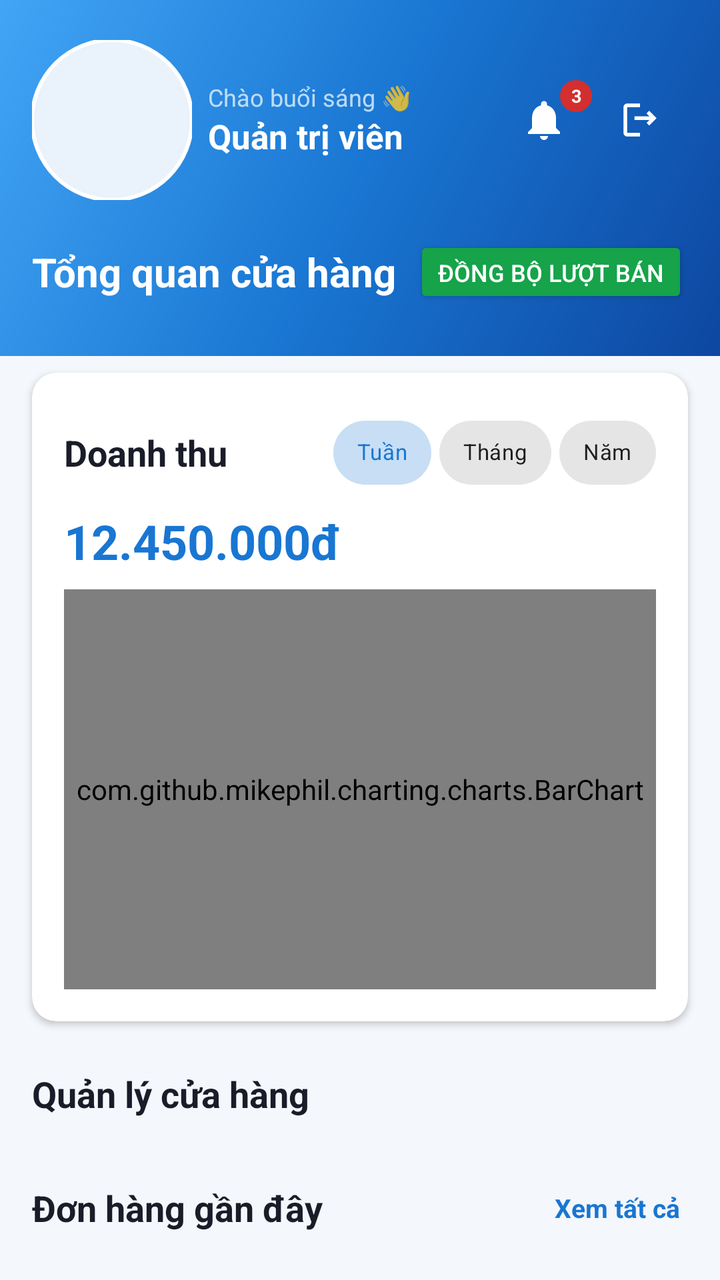
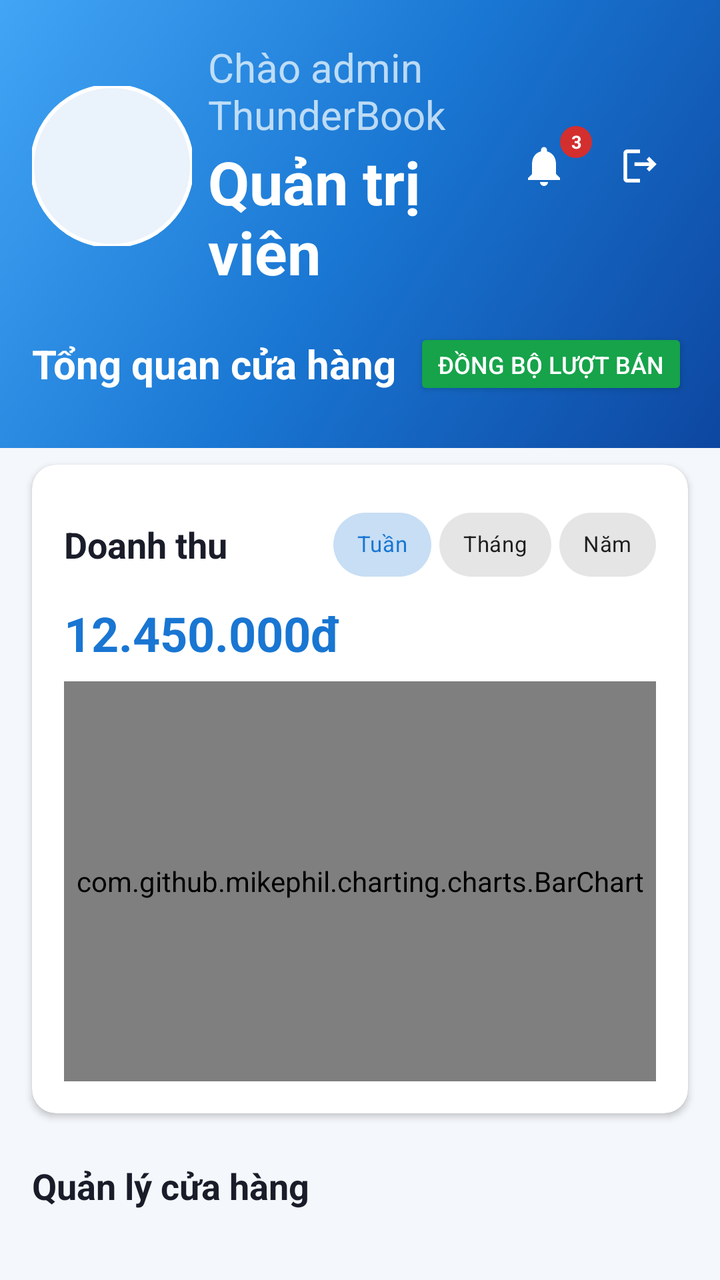

Compare the two renders of this Android layout. The source of the first and the diff that turns it into the second are given below.
<!-- AndroidManifest.xml: application theme Theme.BookApp -->
<!-- res/layout/admin_activity_admin_dashboard.xml -->
<?xml version="1.0" encoding="utf-8"?>
<androidx.coordinatorlayout.widget.CoordinatorLayout
    xmlns:android="http://schemas.android.com/apk/res/android"
    xmlns:app="http://schemas.android.com/apk/res-auto"
    xmlns:tools="http://schemas.android.com/tools"
    android:id="@+id/cl_root"
    android:layout_width="match_parent"
    android:layout_height="match_parent"
    android:background="@color/background">

    
    <com.google.android.material.appbar.AppBarLayout
        android:id="@+id/ab_header"
        android:layout_width="match_parent"
        android:layout_height="wrap_content"
        android:background="@drawable/bg_gradient_header"
        app:elevation="0dp">

        <LinearLayout
            android:layout_width="match_parent"
            android:layout_height="wrap_content"
            android:orientation="vertical"
            android:paddingTop="20dp"
            android:paddingBottom="24dp"
            android:paddingHorizontal="@dimen/spacing_md"
            app:layout_scrollFlags="scroll|enterAlways">

            <LinearLayout
                android:layout_width="match_parent"
                android:layout_height="wrap_content"
                android:gravity="center_vertical"
                android:orientation="horizontal">

                <com.google.android.material.imageview.ShapeableImageView
                    android:id="@+id/iv_detail_avatar"
                    android:layout_width="80dp"
                    android:layout_height="80dp"
                    android:src="@drawable/bg_thumbnail_placeholder"
                    android:scaleType="centerCrop"
                    app:strokeColor="@color/white"
                    app:strokeWidth="2dp"
                    app:shapeAppearanceOverlay="@style/CircleImageViewStyle" />

                <LinearLayout
                    android:layout_width="0dp"
                    android:layout_height="wrap_content"
                    android:layout_marginStart="@dimen/spacing_sm"
                    android:layout_weight="1"
                    android:orientation="vertical">

                    <TextView
                        android:id="@+id/tv_greeting"
                        android:layout_width="wrap_content"
                        android:layout_height="wrap_content"
                        android:text="Chào buổi sáng 👋"
                        android:textColor="#CCE3F2FD"
                        android:textSize="12sp" />

                    <TextView
                        android:id="@+id/tv_admin_name"
                        android:layout_width="wrap_content"
                        android:layout_height="wrap_content"
                        android:text="Quản trị viên"
                        android:textColor="@color/white"
                        android:textSize="17sp"
                        android:textStyle="bold" />
                </LinearLayout>

                <FrameLayout
                    android:id="@+id/fl_notification"
                    android:layout_width="@dimen/touch_target_min"
                    android:layout_height="@dimen/touch_target_min"
                    android:background="?attr/selectableItemBackgroundBorderless">

                    <ImageView
                        android:layout_width="24dp"
                        android:layout_height="24dp"
                        android:layout_gravity="center"
                        android:src="@drawable/ic_notification"
                        app:tint="@color/white" />

                    <TextView
                        android:id="@+id/tv_notification_badge"
                        android:layout_width="16dp"
                        android:layout_height="16dp"
                        android:layout_gravity="top|end"
                        android:layout_marginTop="4dp"
                        android:background="@drawable/bg_badge_count"
                        android:gravity="center"
                        android:text="3"
                        android:textColor="@color/white"
                        android:textSize="9sp"
                        android:textStyle="bold" />
                </FrameLayout>

                <FrameLayout
                    android:id="@+id/fl_logout"
                    android:layout_width="@dimen/touch_target_min"
                    android:layout_height="@dimen/touch_target_min"
                    android:background="?attr/selectableItemBackgroundBorderless">

                    <ImageView
                        android:layout_width="22dp"
                        android:layout_height="22dp"
                        android:layout_gravity="center"
                        android:src="@drawable/ic_logout"
                        app:tint="@color/white" />
                </FrameLayout>
            </LinearLayout>

            <LinearLayout
                android:layout_width="match_parent"
                android:layout_height="wrap_content"
                android:layout_marginTop="18dp"
                android:gravity="center_vertical"
                android:orientation="horizontal">
                
                <TextView
                    android:id="@+id/tv_header_title"
                    android:layout_width="0dp"
                    android:layout_height="wrap_content"
                    android:layout_weight="1"
                    android:text="Tổng quan cửa hàng"
                    android:textColor="@color/white"
                    android:textSize="20sp"
                    android:textStyle="bold" />

                
                <Button
                    android:id="@+id/btn_sync_sold_count"
                    android:layout_width="wrap_content"
                    android:layout_height="36dp"
                    android:text="Đồng Bộ Lượt Bán"
                    android:textSize="12sp"
                    app:backgroundTint="@color/status_success"
                    android:textColor="@color/white" />
            </LinearLayout>
        </LinearLayout>
    </com.google.android.material.appbar.AppBarLayout>

    
    <androidx.core.widget.NestedScrollView
        android:id="@+id/nsv_content"
        android:layout_width="match_parent"
        android:layout_height="match_parent"
        android:clipToPadding="false"
        android:overScrollMode="never"
        android:paddingBottom="@dimen/spacing_lg"
        app:layout_behavior="@string/appbar_scrolling_view_behavior">

        <LinearLayout
            android:layout_width="match_parent"
            android:layout_height="wrap_content"
            android:orientation="vertical">

            
            <androidx.recyclerview.widget.RecyclerView
                android:id="@+id/rv_stat_cards"
                android:layout_width="match_parent"
                android:layout_height="wrap_content"
                android:layout_marginTop="-16dp"
                android:clipToPadding="false"
                android:orientation="horizontal"
                android:paddingHorizontal="@dimen/spacing_md"
                android:paddingVertical="@dimen/spacing_xs"
                android:scrollbars="none"
                app:layoutManager="androidx.recyclerview.widget.LinearLayoutManager"
                tools:listitem="@layout/admin_item_dashboard_stat" />

            
            <androidx.cardview.widget.CardView
                android:layout_width="match_parent"
                android:layout_height="wrap_content"
                android:layout_marginHorizontal="@dimen/spacing_md"
                android:layout_marginTop="@dimen/spacing_md"
                app:cardCornerRadius="@dimen/radius_md"
                app:cardElevation="@dimen/elevation_card"
                app:cardBackgroundColor="@color/surface">

                <LinearLayout
                    android:layout_width="match_parent"
                    android:layout_height="wrap_content"
                    android:orientation="vertical"
                    android:padding="@dimen/spacing_md">

                    <LinearLayout
                        android:layout_width="match_parent"
                        android:layout_height="wrap_content"
                        android:gravity="center_vertical"
                        android:orientation="horizontal">

                        <TextView
                            android:layout_width="0dp"
                            android:layout_height="wrap_content"
                            android:layout_weight="1"
                            android:text="Doanh thu"
                            style="@style/Text.Heading2" />

                        <com.google.android.material.chip.ChipGroup
                            android:id="@+id/cg_revenue_filter"
                            android:layout_width="wrap_content"
                            android:layout_height="wrap_content"
                            app:singleSelection="true"
                            app:chipSpacingHorizontal="4dp">

                            <com.google.android.material.chip.Chip
                                android:id="@+id/chip_week"
                                style="@style/Widget.MaterialComponents.Chip.Choice"
                                android:layout_width="wrap_content"
                                android:layout_height="wrap_content"
                                android:checked="true"
                                android:text="Tuần"
                                android:textSize="11sp" />

                            <com.google.android.material.chip.Chip
                                android:id="@+id/chip_month"
                                style="@style/Widget.MaterialComponents.Chip.Choice"
                                android:layout_width="wrap_content"
                                android:layout_height="wrap_content"
                                android:text="Tháng"
                                android:textSize="11sp" />

                            <com.google.android.material.chip.Chip
                                android:id="@+id/chip_year"
                                style="@style/Widget.MaterialComponents.Chip.Choice"
                                android:layout_width="wrap_content"
                                android:layout_height="wrap_content"
                                android:text="Năm"
                                android:textSize="11sp" />
                        </com.google.android.material.chip.ChipGroup>
                    </LinearLayout>

                    <TextView
                        android:id="@+id/tv_revenue_total"
                        android:layout_width="wrap_content"
                        android:layout_height="wrap_content"
                        android:layout_marginTop="@dimen/spacing_xxs"
                        android:text="12.450.000đ"
                        android:textColor="@color/primary"
                        android:textSize="24sp"
                        android:textStyle="bold" />

                    
                    <com.github.mikephil.charting.charts.BarChart
                        android:id="@+id/chart_revenue"
                        android:layout_width="match_parent"
                        android:layout_height="200dp"
                        android:layout_marginTop="@dimen/spacing_sm" />
                </LinearLayout>
            </androidx.cardview.widget.CardView>

            
            <TextView
                android:layout_width="wrap_content"
                android:layout_height="wrap_content"
                android:layout_marginStart="@dimen/spacing_md"
                android:layout_marginTop="@dimen/spacing_lg"
                android:text="Quản lý cửa hàng"
                style="@style/Text.Heading2" />

            
            <androidx.recyclerview.widget.RecyclerView
                android:id="@+id/rv_management_grid"
                android:layout_width="match_parent"
                android:layout_height="wrap_content"
                android:layout_marginTop="@dimen/spacing_sm"
                android:nestedScrollingEnabled="false"
                android:overScrollMode="never"
                android:paddingHorizontal="@dimen/spacing_sm"
                app:layoutManager="androidx.recyclerview.widget.GridLayoutManager"
                app:spanCount="3"
                tools:listitem="@layout/admin_item_dashboard_menu" />

            
            <LinearLayout
                android:layout_width="match_parent"
                android:layout_height="wrap_content"
                android:layout_marginTop="@dimen/spacing_lg"
                android:gravity="center_vertical"
                android:orientation="horizontal"
                android:paddingHorizontal="@dimen/spacing_md">

                <TextView
                    android:layout_width="0dp"
                    android:layout_height="wrap_content"
                    android:layout_weight="1"
                    android:text="Đơn hàng gần đây"
                    style="@style/Text.Heading2" />

                <TextView
                    android:id="@+id/tv_view_all_orders"
                    android:layout_width="wrap_content"
                    android:layout_height="wrap_content"
                    android:background="?attr/selectableItemBackground"
                    android:padding="@dimen/spacing_xxs"
                    android:text="Xem tất cả"
                    android:textColor="@color/primary"
                    android:textSize="13sp"
                    android:textStyle="bold" />
            </LinearLayout>

            <androidx.recyclerview.widget.RecyclerView
                android:id="@+id/rv_recent_orders"
                android:layout_width="match_parent"
                android:layout_height="wrap_content"
                android:layout_marginTop="@dimen/spacing_xs"
                android:nestedScrollingEnabled="false"
                android:overScrollMode="never"
                android:paddingHorizontal="@dimen/spacing_md"
                app:layoutManager="androidx.recyclerview.widget.LinearLayoutManager"
                tools:listitem="@layout/admin_item_admin_order_mini" />

            
            <TextView
                android:layout_width="wrap_content"
                android:layout_height="wrap_content"
                android:layout_marginStart="@dimen/spacing_md"
                android:layout_marginTop="@dimen/spacing_lg"
                android:text="Top sách bán chạy"
                style="@style/Text.Heading2" />

            <androidx.recyclerview.widget.RecyclerView
                android:id="@+id/rv_top_books"
                android:layout_width="match_parent"
                android:layout_height="wrap_content"
                android:layout_marginTop="@dimen/spacing_xs"
                android:clipToPadding="false"
                android:orientation="horizontal"
                android:paddingHorizontal="@dimen/spacing_md"
                android:scrollbars="none"
                app:layoutManager="androidx.recyclerview.widget.LinearLayoutManager"
                tools:listitem="@layout/admin_item_top_book" />

        </LinearLayout>
    </androidx.core.widget.NestedScrollView>

</androidx.coordinatorlayout.widget.CoordinatorLayout>
<!-- res/layout/admin_item_dashboard_stat.xml (included above) -->
<?xml version="1.0" encoding="utf-8"?>
<androidx.cardview.widget.CardView xmlns:android="http://schemas.android.com/apk/res/android"
    xmlns:app="http://schemas.android.com/apk/res-auto"
    android:layout_width="150dp"
    android:layout_height="wrap_content"
    android:layout_marginEnd="@dimen/spacing_sm"
    app:cardBackgroundColor="@color/surface"
    app:cardCornerRadius="@dimen/radius_md"
    app:cardElevation="@dimen/elevation_card">

    <LinearLayout
        android:layout_width="match_parent"
        android:layout_height="wrap_content"
        android:orientation="vertical"
        android:padding="@dimen/spacing_sm">

        <FrameLayout
            android:layout_width="40dp"
            android:layout_height="40dp"
            android:background="@drawable/bg_stat_icon_circle">

            <ImageView
                android:id="@+id/iv_stat_icon"
                android:layout_width="20dp"
                android:layout_height="20dp"
                android:layout_gravity="center"
                android:src="@drawable/ic_revenue" />
        </FrameLayout>

        <TextView
            android:id="@+id/tv_stat_value"
            android:layout_width="wrap_content"
            android:layout_height="wrap_content"
            android:layout_marginTop="@dimen/spacing_xs"
            android:text="12.4M"
            android:textColor="@color/text_primary"
            android:textSize="18sp"
            android:textStyle="bold" />

        <TextView
            android:id="@+id/tv_stat_label"
            android:layout_width="wrap_content"
            android:layout_height="wrap_content"
            android:text="Doanh thu tháng"
            android:textColor="@color/text_secondary"
            android:textSize="11sp" />

        <LinearLayout
            android:layout_width="wrap_content"
            android:layout_height="wrap_content"
            android:layout_marginTop="2dp"
            android:gravity="center_vertical"
            android:orientation="horizontal">

            <TextView
                android:id="@+id/tv_stat_growth"
                android:layout_width="wrap_content"
                android:layout_height="wrap_content"
                android:text="▲ 12.5%"
                android:textColor="@color/success"
                android:textSize="11sp"
                android:textStyle="bold" />
        </LinearLayout>
    </LinearLayout>
</androidx.cardview.widget.CardView>
<!-- res/layout/admin_item_dashboard_menu.xml (included above) -->
<?xml version="1.0" encoding="utf-8"?>
<LinearLayout xmlns:android="http://schemas.android.com/apk/res/android"
    android:id="@+id/ll_menu_item"
    android:layout_width="match_parent"
    android:layout_height="wrap_content"
    android:layout_margin="@dimen/spacing_xs"
    android:background="@drawable/ripple_item"
    android:clickable="true"
    android:focusable="true"
    android:gravity="center"
    android:orientation="vertical"
    android:paddingVertical="@dimen/spacing_sm">

    <FrameLayout
        android:layout_width="52dp"
        android:layout_height="52dp"
        android:background="@drawable/bg_stat_icon_circle">

        <ImageView
            android:id="@+id/iv_menu_icon"
            android:layout_width="24dp"
            android:layout_height="24dp"
            android:layout_gravity="center"
            android:src="@drawable/ic_book"
            app:tint="@color/primary"
            xmlns:app="http://schemas.android.com/apk/res-auto" />
    </FrameLayout>

    <TextView
        android:id="@+id/tv_menu_label"
        android:layout_width="wrap_content"
        android:layout_height="wrap_content"
        android:layout_marginTop="@dimen/spacing_xxs"
        android:gravity="center"
        android:text="Quản lý sách"
        android:textColor="@color/text_primary"
        android:textSize="12sp" />
</LinearLayout>
<!-- res/layout/admin_item_admin_order_mini.xml (included above) -->
<?xml version="1.0" encoding="utf-8"?>
<LinearLayout xmlns:android="http://schemas.android.com/apk/res/android"
    android:id="@+id/ll_order_mini"
    android:layout_width="match_parent"
    android:layout_height="wrap_content"
    android:layout_marginBottom="@dimen/spacing_xs"
    android:background="@drawable/bg_rounded_card"
    android:clickable="true"
    android:focusable="true"
    android:foreground="?attr/selectableItemBackground"
    android:gravity="center_vertical"
    android:orientation="horizontal"
    android:padding="@dimen/spacing_sm">

    <FrameLayout
        android:layout_width="40dp"
        android:layout_height="40dp"
        android:background="@drawable/bg_stat_icon_circle">

        <ImageView
            android:layout_width="18dp"
            android:layout_height="18dp"
            android:layout_gravity="center"
            android:src="@drawable/ic_order"
            xmlns:app="http://schemas.android.com/apk/res-auto"
            app:tint="@color/primary" />
    </FrameLayout>

    <LinearLayout
        android:layout_width="0dp"
        android:layout_height="wrap_content"
        android:layout_marginStart="@dimen/spacing_sm"
        android:layout_weight="1"
        android:orientation="vertical">

        <TextView
            android:id="@+id/tv_order_code"
            android:layout_width="wrap_content"
            android:layout_height="wrap_content"
            android:text="#DH00231"
            android:textColor="@color/text_primary"
            android:textSize="14sp"
            android:textStyle="bold" />

        <TextView
            android:id="@+id/tv_order_customer"
            android:layout_width="wrap_content"
            android:layout_height="wrap_content"
            android:text="Nguyễn Văn A · 2 sản phẩm"
            android:textColor="@color/text_secondary"
            android:textSize="12sp" />
    </LinearLayout>

    <LinearLayout
        android:layout_width="wrap_content"
        android:layout_height="wrap_content"
        android:gravity="end"
        android:orientation="vertical">

        <TextView
            android:id="@+id/tv_order_total"
            android:layout_width="wrap_content"
            android:layout_height="wrap_content"
            android:text="245.000đ"
            android:textColor="@color/text_primary"
            android:textSize="13sp"
            android:textStyle="bold" />

        <TextView
            android:id="@+id/tv_order_status"
            android:layout_width="wrap_content"
            android:layout_height="wrap_content"
            android:layout_marginTop="2dp"
            android:background="@drawable/bg_pill_warning"
            android:paddingHorizontal="8dp"
            android:paddingVertical="2dp"
            android:text="Chờ xử lý"
            android:textColor="@color/warning"
            android:textSize="10sp"
            android:textStyle="bold" />
    </LinearLayout>
</LinearLayout>
<!-- res/layout/admin_item_top_book.xml (included above) -->
<?xml version="1.0" encoding="utf-8"?>
<LinearLayout xmlns:android="http://schemas.android.com/apk/res/android"
    android:layout_width="120dp"
    android:layout_height="wrap_content"
    android:layout_marginEnd="@dimen/spacing_sm"
    android:background="@drawable/ripple_item"
    android:clickable="true"
    android:focusable="true"
    android:orientation="vertical">

    <FrameLayout
        android:layout_width="match_parent"
        android:layout_height="130dp">

        <ImageView
            android:id="@+id/iv_top_book_cover"
            android:layout_width="match_parent"
            android:layout_height="match_parent"
            android:background="@drawable/bg_thumbnail_placeholder"
            android:scaleType="centerCrop" />

        <TextView
            android:id="@+id/tv_top_book_rank"
            android:layout_width="24dp"
            android:layout_height="24dp"
            android:layout_gravity="top|start"
            android:layout_margin="4dp"
            android:background="@drawable/bg_badge_count"
            android:backgroundTint="@color/primary_dark"
            android:gravity="center"
            android:text="1"
            android:textColor="@color/white"
            android:textSize="11sp"
            android:textStyle="bold" />
    </FrameLayout>

    <TextView
        android:id="@+id/tv_top_book_title"
        android:layout_width="match_parent"
        android:layout_height="wrap_content"
        android:layout_marginTop="4dp"
        android:ellipsize="end"
        android:maxLines="2"
        android:text="Nhà Giả Kim"
        android:textColor="@color/text_primary"
        android:textSize="12sp"
        android:textStyle="bold" />

    <TextView
        android:id="@+id/tv_top_book_sold"
        android:layout_width="wrap_content"
        android:layout_height="wrap_content"
        android:text="Đã bán 128"
        android:textColor="@color/text_secondary"
        android:textSize="11sp" />
</LinearLayout>
<!-- resources referenced by this layout -->
<resources>
  <color name="background">#F4F7FB</color>
  <color name="primary">#1976D2</color>
  <color name="primary_dark">#0D47A1</color>
  <color name="status_success">#16A34A</color>
  <color name="success">#4CAF50</color>
  <color name="surface">#FFFFFF</color>
  <color name="text_primary">#1A1D29</color>
  <color name="text_secondary">#6B7280</color>
  <color name="warning">#FFC107</color>
  <color name="white">#FFFFFF</color>
  <dimen name="elevation_card">2dp</dimen>
  <dimen name="radius_md">12dp</dimen>
  <dimen name="spacing_lg">24dp</dimen>
  <dimen name="spacing_md">16dp</dimen>
  <dimen name="spacing_sm">8dp</dimen>
  <dimen name="spacing_xs">4dp</dimen>
  <dimen name="spacing_xxs">4dp</dimen>
  <dimen name="touch_target_min">48dp</dimen>
  <!-- drawable bg_badge_count (drawable) -->
  <?xml version="1.0" encoding="utf-8"?>
  <shape xmlns:android="http://schemas.android.com/apk/res/android" android:shape="rectangle">
      <solid android:color="@color/error" />
      <corners android:radius="100dp" />
  </shape>
  <!-- drawable bg_gradient_header (drawable) -->
  <shape xmlns:android="http://schemas.android.com/apk/res/android" android:shape="rectangle">
      <gradient
          android:angle="135"
          android:startColor="@color/primary_dark"
          android:centerColor="@color/primary"
          android:endColor="@color/primary_variant"/>
  </shape>
  <!-- drawable bg_pill_warning (drawable) -->
  <shape xmlns:android="http://schemas.android.com/apk/res/android">
      <solid android:color="@color/warning_bg"/>
      <corners android:radius="100dp"/>
  </shape>
  <!-- drawable bg_rounded_card (drawable) -->
  <shape xmlns:android="http://schemas.android.com/apk/res/android">
      <solid android:color="@color/white"/>
      <corners android:radius="14dp"/>
  </shape>
  <!-- drawable bg_stat_icon_circle (drawable) -->
  <shape xmlns:android="http://schemas.android.com/apk/res/android">
      <solid android:color="@color/surface_variant"/>
      <corners android:radius="24dp"/>
  </shape>
  <!-- drawable bg_thumbnail_placeholder (drawable) -->
  <shape xmlns:android="http://schemas.android.com/apk/res/android">
      <solid android:color="@color/surface_variant"/>
      <corners android:radius="1000dp"/>
  </shape>
  <!-- drawable ic_book (drawable) -->
  <vector xmlns:android="http://schemas.android.com/apk/res/android"
      android:width="24dp" android:height="24dp" android:viewportWidth="24" android:viewportHeight="24">
      <path android:fillColor="#FF000000" android:pathData="M18,2H6C4.9,2 4,2.9 4,4v16c0,1.1 0.9,2 2,2h12c1.1,0 2,-0.9 2,-2V4C20,2.9 19.1,2 18,2zM18,20H6V4h2v9l2.5,-1.5L13,13V4h5V20z"/>
  </vector>
  <!-- drawable ic_logout (drawable) -->
  <vector xmlns:android="http://schemas.android.com/apk/res/android"
      android:width="24dp" android:height="24dp" android:viewportWidth="24" android:viewportHeight="24">
      <path android:fillColor="#FFD32F2F" android:pathData="M17,7l-1.41,1.41L17.17,10H9v2h8.17l-1.58,1.58L17,15l4,-4zM5,5h7V3H5c-1.1,0 -2,0.9 -2,2v14c0,1.1 0.9,2 2,2h7v-2H5V5z"/>
  </vector>
  <!-- drawable ripple_item (drawable) -->
  <ripple xmlns:android="http://schemas.android.com/apk/res/android" android:color="@color/ripple_light">
      <item>
          <shape android:shape="rectangle">
              <solid android:color="@color/white"/>
          </shape>
      </item>
  </ripple>
  <style name="CircleImageViewStyle">
          <item name="cornerSize">50%</item>
      </style>
  <style name="Text.Heading2">
          <item name="android:textColor">@color/text_primary</item>
          <item name="android:textSize">18sp</item>
          <item name="android:textStyle">bold</item>
      </style>
  <color name="error">#D32F2F</color>
  <color name="primary_variant">#42A5F5</color>
  <color name="warning_bg">#FFF8E1</color>
  <color name="surface_variant">#EAF2FB</color>
  <color name="ripple_light">#33000000</color>
  <color name="accent_price">#FF7A00</color>
  <color name="text_hint">#A0A6B1</color>
  <!-- unchanged entries left out for length: 4 -->
</resources>

<!-- the commit's change to res/layout/admin_activity_admin_dashboard.xml (unified diff, before → after) -->
@@ -52,9 +52,9 @@
                         android:id="@+id/tv_greeting"
                         android:layout_width="wrap_content"
                         android:layout_height="wrap_content"
-                        android:text="Chào buổi sáng 👋"
+                        android:text="Chào admin ThunderBook"
                         android:textColor="#CCE3F2FD"
-                        android:textSize="12sp" />
+                        android:textSize="20sp" />
 
                     <TextView
                         android:id="@+id/tv_admin_name"
@@ -62,7 +62,7 @@
                         android:layout_height="wrap_content"
                         android:text="Quản trị viên"
                         android:textColor="@color/white"
-                        android:textSize="17sp"
+                        android:textSize="30sp"
                         android:textStyle="bold" />
                 </LinearLayout>
 
